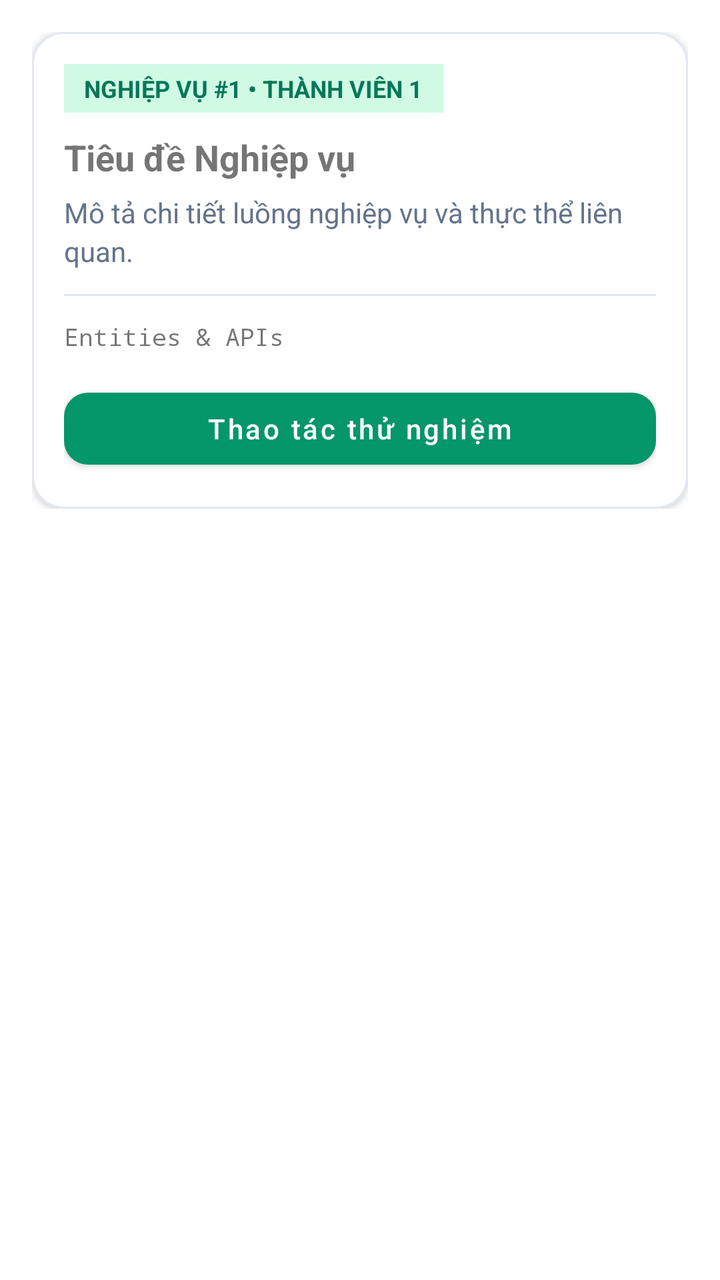
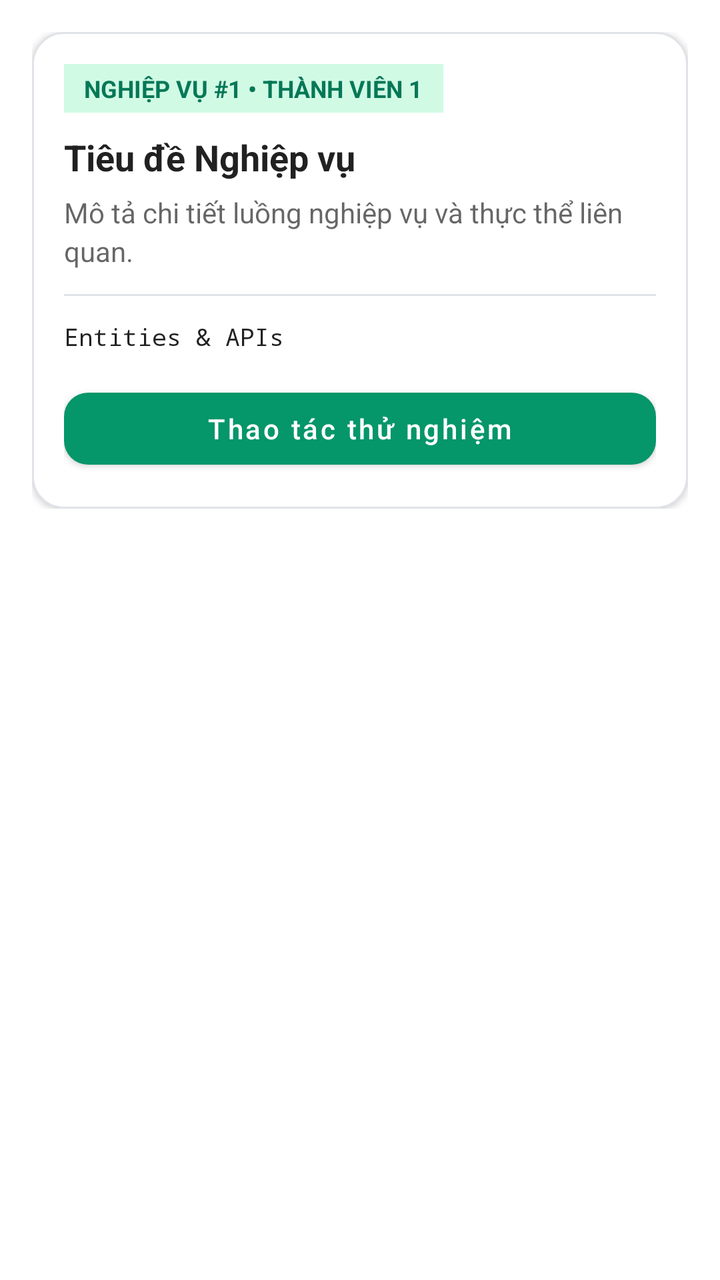

Two renders of the same Android screen: before a commit and after it. Below are the layout's source before the change and the commit's diff.
<!-- AndroidManifest.xml: application theme Theme.Healthy_Pet -->
<!-- res/layout/fragment_module_card.xml -->
<?xml version="1.0" encoding="utf-8"?>
<ScrollView xmlns:android="http://schemas.android.com/apk/res/android"
    xmlns:app="http://schemas.android.com/apk/res-auto"
    android:layout_width="match_parent"
    android:layout_height="match_parent"
    android:padding="16dp">

    <LinearLayout
        android:layout_width="match_parent"
        android:layout_height="wrap_content"
        android:orientation="vertical">

        <com.google.android.material.card.MaterialCardView
            android:layout_width="match_parent"
            android:layout_height="wrap_content"
            app:cardCornerRadius="16dp"
            app:cardElevation="2dp"
            app:strokeWidth="1dp"
            app:strokeColor="#E2E8F0">

            <LinearLayout
                android:layout_width="match_parent"
                android:layout_height="wrap_content"
                android:orientation="vertical"
                android:padding="16dp">

                <TextView
                    android:id="@+id/tvModuleBadge"
                    android:layout_width="wrap_content"
                    android:layout_height="wrap_content"
                    android:background="@color/emerald_100"
                    android:paddingHorizontal="10dp"
                    android:paddingVertical="4dp"
                    android:text="NGHIỆP VỤ #1 • THÀNH VIÊN 1"
                    android:textColor="@color/emerald_700"
                    android:textSize="12sp"
                    android:textStyle="bold" />

                <TextView
                    android:id="@+id/tvModuleTitle"
                    android:layout_width="match_parent"
                    android:layout_height="wrap_content"
                    android:layout_marginTop="10dp"
                    android:text="Tiêu đề Nghiệp vụ"
                    android:textSize="18sp"
                    android:textStyle="bold" />

                <TextView
                    android:id="@+id/tvModuleDescription"
                    android:layout_width="match_parent"
                    android:layout_height="wrap_content"
                    android:layout_marginTop="6dp"
                    android:lineSpacingExtra="3dp"
                    android:text="Mô tả chi tiết luồng nghiệp vụ và thực thể liên quan."
                    android:textColor="@color/slate_500"
                    android:textSize="14sp" />

                <View
                    android:layout_width="match_parent"
                    android:layout_height="1dp"
                    android:layout_marginVertical="12dp"
                    android:background="#E2E8F0" />

                <TextView
                    android:id="@+id/tvModuleTechInfo"
                    android:layout_width="match_parent"
                    android:layout_height="wrap_content"
                    android:fontFamily="monospace"
                    android:lineSpacingExtra="4dp"
                    android:text="Entities &amp; APIs"
                    android:textSize="12sp" />

                <com.google.android.material.button.MaterialButton
                    android:id="@+id/btnModuleAction"
                    android:layout_width="match_parent"
                    android:layout_height="wrap_content"
                    android:layout_marginTop="14dp"
                    android:text="Thao tác thử nghiệm"
                    android:textAllCaps="false"
                    app:cornerRadius="12dp" />

            </LinearLayout>
        </com.google.android.material.card.MaterialCardView>

    </LinearLayout>
</ScrollView>
<!-- resources referenced by this layout -->
<resources>
  <color name="emerald_100">#D1FAE5</color>
  <color name="emerald_700">#047857</color>
  <color name="slate_500">#64748B</color>
  <style name="Theme.Healthy_Pet" parent="Theme.MaterialComponents.DayNight.NoActionBar">
          <item name="colorPrimary">@color/emerald_600</item>
          <item name="colorPrimaryVariant">@color/emerald_700</item>
          <item name="colorOnPrimary">@color/white</item>
          <item name="colorSecondary">@color/emerald_500</item>
          <item name="colorSecondaryVariant">@color/emerald_700</item>
          <item name="colorOnSecondary">@color/white</item>
          <item name="android:statusBarColor" tools:targetApi="l">@color/emerald_700</item>
      </style>
  <color name="emerald_600">#059669</color>
  <color name="white">#FFFFFFFF</color>
  <color name="emerald_500">#10B981</color>
</resources>

<!-- the commit's change to res/layout/fragment_module_card.xml (unified diff, before → after) -->
@@ -13,10 +13,11 @@
         <com.google.android.material.card.MaterialCardView
             android:layout_width="match_parent"
             android:layout_height="wrap_content"
+            app:cardBackgroundColor="?attr/colorSurface"
             app:cardCornerRadius="16dp"
             app:cardElevation="2dp"
             app:strokeWidth="1dp"
-            app:strokeColor="#E2E8F0">
+            app:strokeColor="#3364748B">
 
             <LinearLayout
                 android:layout_width="match_parent"
@@ -42,6 +43,7 @@
                     android:layout_height="wrap_content"
                     android:layout_marginTop="10dp"
                     android:text="Tiêu đề Nghiệp vụ"
+                    android:textColor="?android:attr/textColorPrimary"
                     android:textSize="18sp"
                     android:textStyle="bold" />
 
@@ -52,14 +54,14 @@
                     android:layout_marginTop="6dp"
                     android:lineSpacingExtra="3dp"
                     android:text="Mô tả chi tiết luồng nghiệp vụ và thực thể liên quan."
-                    android:textColor="@color/slate_500"
+                    android:textColor="?android:attr/textColorSecondary"
                     android:textSize="14sp" />
 
                 <View
                     android:layout_width="match_parent"
                     android:layout_height="1dp"
                     android:layout_marginVertical="12dp"
-                    android:background="#E2E8F0" />
+                    android:background="#3364748B" />
 
                 <TextView
                     android:id="@+id/tvModuleTechInfo"
@@ -68,6 +70,7 @@
                     android:fontFamily="monospace"
                     android:lineSpacingExtra="4dp"
                     android:text="Entities &amp; APIs"
+                    android:textColor="?android:attr/textColorPrimary"
                     android:textSize="12sp" />
 
                 <com.google.android.material.button.MaterialButton
<!-- resource entries referenced after the edit -->
@@ -2,7 +2,6 @@
 <resources>
   <color name="emerald_100">#D1FAE5</color>
   <color name="emerald_700">#047857</color>
-  <color name="slate_500">#64748B</color>
   <style name="Theme.Healthy_Pet" parent="Theme.MaterialComponents.DayNight.NoActionBar">
           <item name="colorPrimary">@color/emerald_600</item>
           <item name="colorPrimaryVariant">@color/emerald_700</item>
